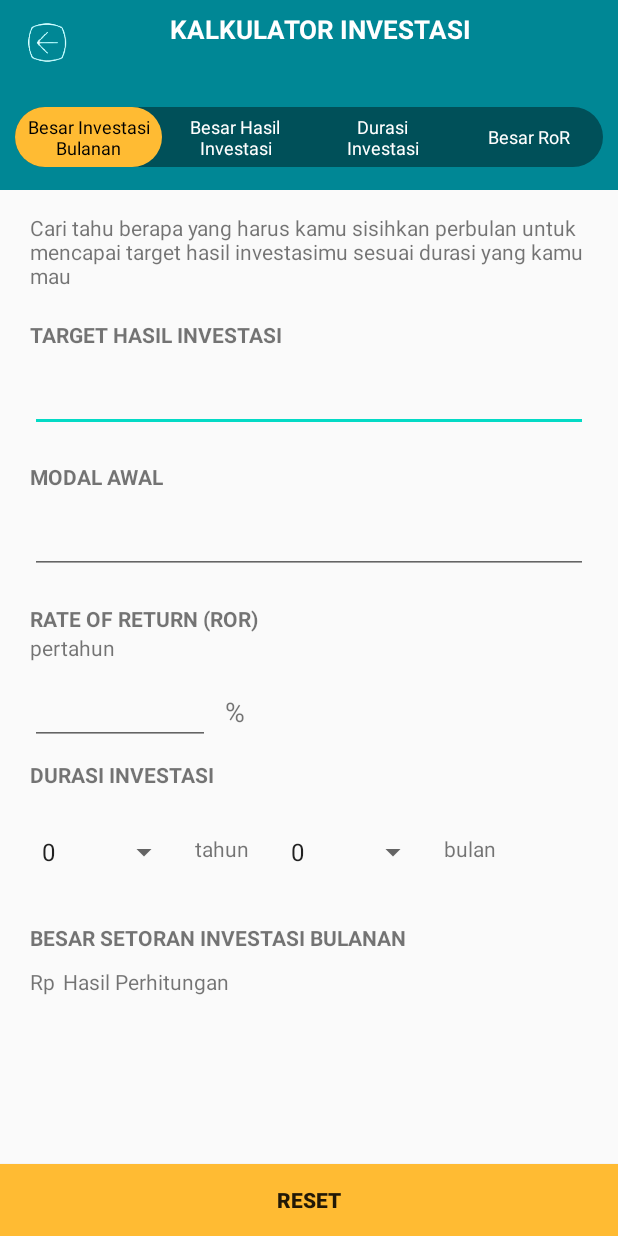
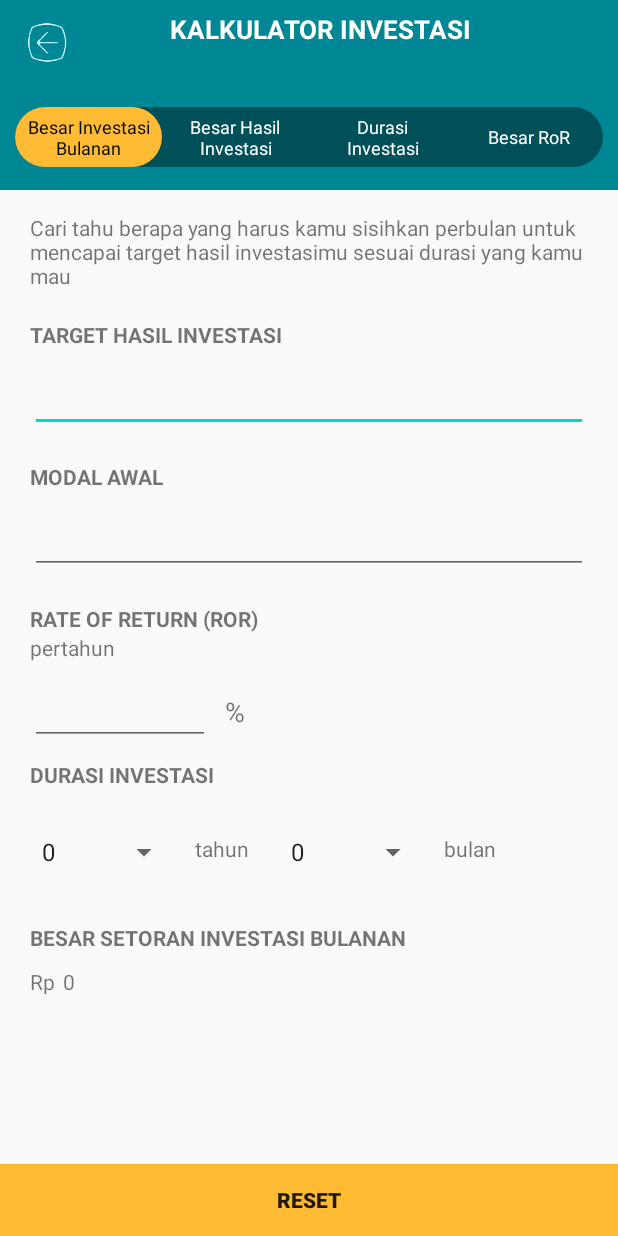
Before and after one commit to CIKOOOOO/BSI, an Android app: the BesarInvestasiBulananFragment screen opened directly, with no data from a screen before it, after a tap on "KALKULASI", on a phone screen of 412 x 824 dp. Run offline under Robolectric (Android 15) with nearby library versions, the phone set to English and light mode, and no system bars.

Commit message:
Kalkulator More Button Reset
Reset EditText dan EditText alignment ke kanan

```diff
--- a/app/src/main/java/com/bca/bsi/ui/basenavigation/more/CalculatorMore/BesarHasilInvestasiFragment.java
+++ b/app/src/main/java/com/bca/bsi/ui/basenavigation/more/CalculatorMore/BesarHasilInvestasiFragment.java
@@ -11,6 +11,7 @@ import android.view.View;
 import android.view.ViewGroup;
 import android.widget.ArrayAdapter;
 import android.widget.Button;
+import android.widget.EditText;
 import android.widget.Spinner;
 import android.widget.TextView;
 
@@ -28,6 +29,9 @@ public class BesarHasilInvestasiFragment extends Fragment implements View.OnClic
     private TextView BHILabel;
     private TextView rpLabel;
     private TextView hasilBHI;
+    private EditText ETBHIModalAwal;
+    private EditText ETBHIIvestasiBulanan;
+    private EditText ETBHIROR;
 
     public BesarHasilInvestasiFragment() {
         // Required empty public constructor
@@ -65,6 +69,9 @@ public class BesarHasilInvestasiFragment extends Fragment implements View.OnClic
         BHILabel = view.findViewById(R.id.label_besar_hasil_investasi);
         rpLabel = view.findViewById(R.id.label_bhi_rp);
         hasilBHI = view.findViewById(R.id.tv_bhi_hasil);
+        ETBHIIvestasiBulanan = view.findViewById(R.id.et_bhi_investasi_bulanan);
+        ETBHIModalAwal = view.findViewById(R.id.et_bhi_modal_awal);
+        ETBHIROR = view.findViewById(R.id.et_bhi_ror);
 
         ArrayAdapter<Integer> adapter = new ArrayAdapter<Integer>(view.getContext(), android.R.layout.simple_dropdown_item_1line, durasiTahun);
         spinnerDurasiTahunBHI.setAdapter(adapter);
@@ -94,6 +101,13 @@ public class BesarHasilInvestasiFragment extends Fragment implements View.OnClic
                     BHILabel.setVisibility(View.INVISIBLE);
                     rpLabel.setVisibility(View.INVISIBLE);
                     hasilBHI.setVisibility(View.INVISIBLE);
+
+                    ETBHIIvestasiBulanan.setText("");
+                    ETBHIModalAwal.setText("");
+                    ETBHIROR.setText("");
+                    spinnerDurasiTahunBHI.setSelection(0);
+                    spinnerDurasiBulanBHI.setSelection(0);
+
                     kalkulasi.setText("KALKULASI");
                 }
                 break;
--- a/app/src/main/java/com/bca/bsi/ui/basenavigation/more/CalculatorMore/BesarInvestasiBulananFragment.java
+++ b/app/src/main/java/com/bca/bsi/ui/basenavigation/more/CalculatorMore/BesarInvestasiBulananFragment.java
@@ -11,6 +11,7 @@ import android.view.View;
 import android.view.ViewGroup;
 import android.widget.ArrayAdapter;
 import android.widget.Button;
+import android.widget.EditText;
 import android.widget.Spinner;
 import android.widget.TextView;
 
@@ -31,7 +32,9 @@ public class BesarInvestasiBulananFragment extends BaseFragment implements View.
     private TextView BIBLabel;
     private TextView rpLabel;
     private TextView hasilBIB;
-
+    private EditText ETBIBTargetHasilInvestasi;
+    private EditText ETBIBModalAwal;
+    private EditText ETBIBROR;
 
     public BesarInvestasiBulananFragment() {
 
@@ -72,7 +75,9 @@ public class BesarInvestasiBulananFragment extends BaseFragment implements View.
         BIBLabel = view.findViewById(R.id.label_besar_setoran_investasi_bulanan);
         rpLabel = view.findViewById(R.id.label_bib_rp);
         hasilBIB = view.findViewById(R.id.tv_bib_hasil);
-
+        ETBIBModalAwal = view.findViewById(R.id.et_bib_modal_awal);
+        ETBIBTargetHasilInvestasi = view.findViewById(R.id.et_bib_target_hasil_investasi);
+        ETBIBROR = view.findViewById(R.id.et_bib_ror);
 
         ArrayAdapter<Integer> adapter = new ArrayAdapter<Integer>(view.getContext(), android.R.layout.simple_dropdown_item_1line, durasiTahun);
         spinnerDurasiTahunBIB.setAdapter(adapter);
@@ -93,15 +98,25 @@ public class BesarInvestasiBulananFragment extends BaseFragment implements View.
         switch (v.getId()) {
             case R.id.btn_bib_kalkulasi:
                 if(kalkulasi.getText().equals("KALKULASI")){
+
                     BIBLabel.setVisibility(View.VISIBLE);
                     rpLabel.setVisibility(View.VISIBLE);
                     hasilBIB.setVisibility(View.VISIBLE);
+
+                    hasilBIB.setText(spinnerDurasiTahunBIB.getSelectedItem().toString());
+
                     kalkulasi.setText("RESET");
                 }else {
                     BIBLabel.setVisibility(View.INVISIBLE);
                     rpLabel.setVisibility(View.INVISIBLE);
                     hasilBIB.setVisibility(View.INVISIBLE);
                     kalkulasi.setText("KALKULASI");
+
+                    ETBIBModalAwal.setText("");
+                    ETBIBROR.setText("");
+                    ETBIBTargetHasilInvestasi.setText("");
+                    spinnerDurasiTahunBIB.setSelection(0);
+                    spinnerDurasiBulanBIB.setSelection(0);
                 }
 
                 break;
--- a/app/src/main/res/layout/fragment_besar_hasil_investasi.xml
+++ b/app/src/main/res/layout/fragment_besar_hasil_investasi.xml
@@ -40,6 +40,7 @@
         android:layout_marginEnd="20dp"
         android:ems="10"
         android:inputType="number"
+        android:textAlignment="viewEnd"
         app:layout_constraintEnd_toEndOf="parent"
         app:layout_constraintStart_toStartOf="parent"
         app:layout_constraintTop_toBottomOf="@+id/textView6" />
@@ -66,6 +67,7 @@
         android:layout_marginEnd="20dp"
         android:ems="10"
         android:inputType="number"
+        android:textAlignment="viewEnd"
         app:layout_constraintEnd_toEndOf="parent"
         app:layout_constraintStart_toStartOf="parent"
         app:layout_constraintTop_toBottomOf="@+id/textView8" />
@@ -102,6 +104,7 @@
         android:layout_marginTop="10dp"
         android:ems="10"
         android:inputType="numberDecimal"
+        android:textAlignment="viewEnd"
         app:layout_constraintStart_toStartOf="parent"
         app:layout_constraintTop_toBottomOf="@+id/textView11" />
 
--- a/app/src/main/res/layout/fragment_besar_investasi_bulanan.xml
+++ b/app/src/main/res/layout/fragment_besar_investasi_bulanan.xml
@@ -40,6 +40,7 @@
         android:layout_marginEnd="20dp"
         android:ems="10"
         android:inputType="number"
+        android:textAlignment="viewEnd"
         app:layout_constraintEnd_toEndOf="parent"
         app:layout_constraintStart_toStartOf="parent"
         app:layout_constraintTop_toBottomOf="@+id/textView7" />
@@ -66,6 +67,7 @@
         android:layout_marginEnd="20dp"
         android:ems="10"
         android:inputType="number"
+        android:textAlignment="viewEnd"
         app:layout_constraintEnd_toEndOf="parent"
         app:layout_constraintStart_toStartOf="parent"
         app:layout_constraintTop_toBottomOf="@+id/textView10" />
@@ -98,6 +100,7 @@
         android:layout_marginTop="10dp"
         android:ems="10"
         android:inputType="numberDecimal"
+        android:textAlignment="viewEnd"
         app:layout_constraintStart_toStartOf="parent"
         app:layout_constraintTop_toBottomOf="@+id/textView17" />
 
--- a/app/src/main/res/layout/fragment_besar_ro_r.xml
+++ b/app/src/main/res/layout/fragment_besar_ro_r.xml
@@ -38,6 +38,7 @@
         android:layout_marginEnd="20dp"
         android:ems="10"
         android:inputType="number"
+        android:textAlignment="viewEnd"
         app:layout_constraintEnd_toEndOf="parent"
         app:layout_constraintStart_toStartOf="parent"
         app:layout_constraintTop_toBottomOf="@+id/textView28" />
@@ -62,6 +63,7 @@
         android:layout_marginEnd="20dp"
         android:ems="10"
         android:inputType="number"
+        android:textAlignment="viewEnd"
         app:layout_constraintEnd_toEndOf="parent"
         app:layout_constraintStart_toStartOf="parent"
         app:layout_constraintTop_toBottomOf="@+id/textView29" />
@@ -86,6 +88,7 @@
         android:layout_marginEnd="20dp"
         android:ems="10"
         android:inputType="number"
+        android:textAlignment="viewEnd"
         app:layout_constraintEnd_toEndOf="parent"
         app:layout_constraintStart_toStartOf="parent"
         app:layout_constraintTop_toBottomOf="@+id/textView30" />
--- a/app/src/main/res/layout/fragment_durasi_investasi.xml
+++ b/app/src/main/res/layout/fragment_durasi_investasi.xml
@@ -40,6 +40,7 @@
         android:layout_marginEnd="20dp"
         android:ems="10"
         android:inputType="numberDecimal"
+        android:textAlignment="viewEnd"
         app:layout_constraintEnd_toEndOf="parent"
         app:layout_constraintStart_toStartOf="parent"
         app:layout_constraintTop_toBottomOf="@+id/textView24" />
@@ -66,6 +67,7 @@
         android:layout_marginEnd="20dp"
         android:ems="10"
         android:inputType="number"
+        android:textAlignment="viewEnd"
         app:layout_constraintEnd_toEndOf="parent"
         app:layout_constraintStart_toStartOf="parent"
         app:layout_constraintTop_toBottomOf="@+id/textView25" />
@@ -92,6 +94,7 @@
         android:layout_marginEnd="20dp"
         android:ems="10"
         android:inputType="number"
+        android:textAlignment="viewEnd"
         app:layout_constraintEnd_toEndOf="parent"
         app:layout_constraintStart_toStartOf="parent"
         app:layout_constraintTop_toBottomOf="@+id/textView26" />
```
Also changed, not shown: app/src/main/java/com/bca/bsi/ui/basenavigation/more/CalculatorMore/BesarRoRFragment.java (+14 -0 lines), app/src/main/java/com/bca/bsi/ui/basenavigation/more/CalculatorMore/DurasiInvestasiFragment.java (+15 -0 lines).
